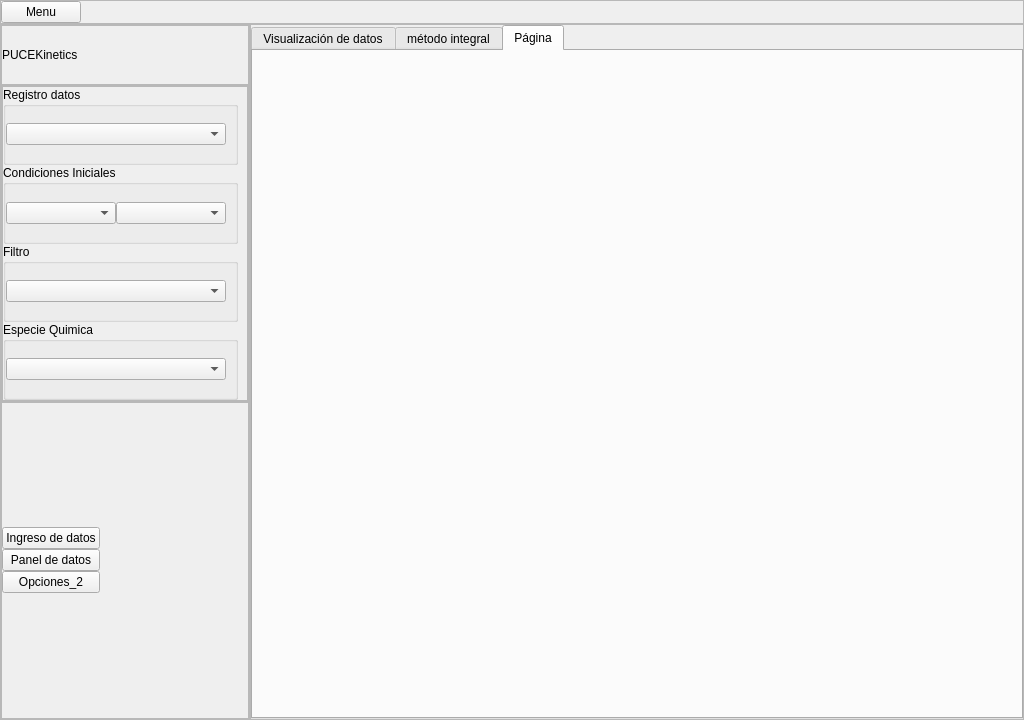
This is pantalla_d_a_c_tipo_dashb_RC1_2.ui in JuandresPUCE/tesis_pyqt_sqlite as Qt 5 draws it before an edit. The edited form follows.
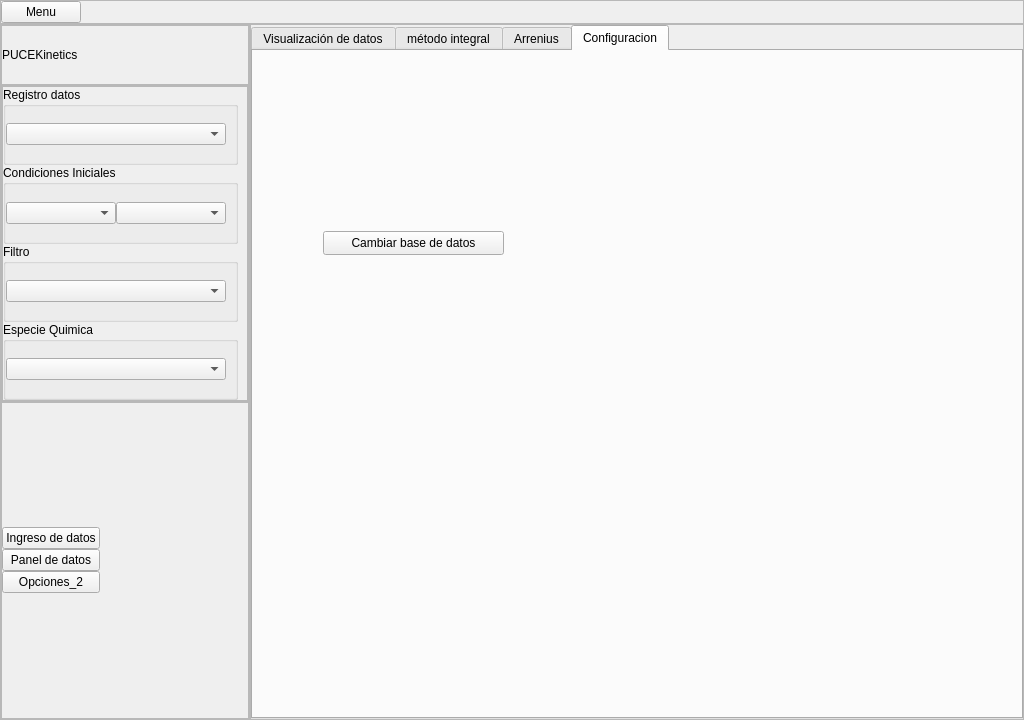
This is the edited form. The open tabs and pages were chosen to show the change.

Commit message: migrando a json para cambiar la base de datos

What changed in the file:
```diff
--- a/pantalla_d_a_c_tipo_dashb_RC1_2.ui
+++ b/pantalla_d_a_c_tipo_dashb_RC1_2.ui
@@ -1427,10 +1427,28 @@
               </property>
              </widget>
             </widget>
+            <widget class="QWidget" name="tab">
+             <attribute name="title">
+              <string>Arrenius</string>
+             </attribute>
+            </widget>
             <widget class="QWidget" name="tab_3">
              <attribute name="title">
-              <string>Página</string>
+              <string>Configuracion</string>
              </attribute>
+             <widget class="QPushButton" name="cambiar_config_btn">
+              <property name="geometry">
+               <rect>
+                <x>70</x>
+                <y>180</y>
+                <width>181</width>
+                <height>24</height>
+               </rect>
+              </property>
+              <property name="text">
+               <string>Cambiar base de datos</string>
+              </property>
+             </widget>
             </widget>
            </widget>
           </item>
```
Left out of the diff: 2 changed lines with no effect on the pictures. The commit also changes 11 other files.
